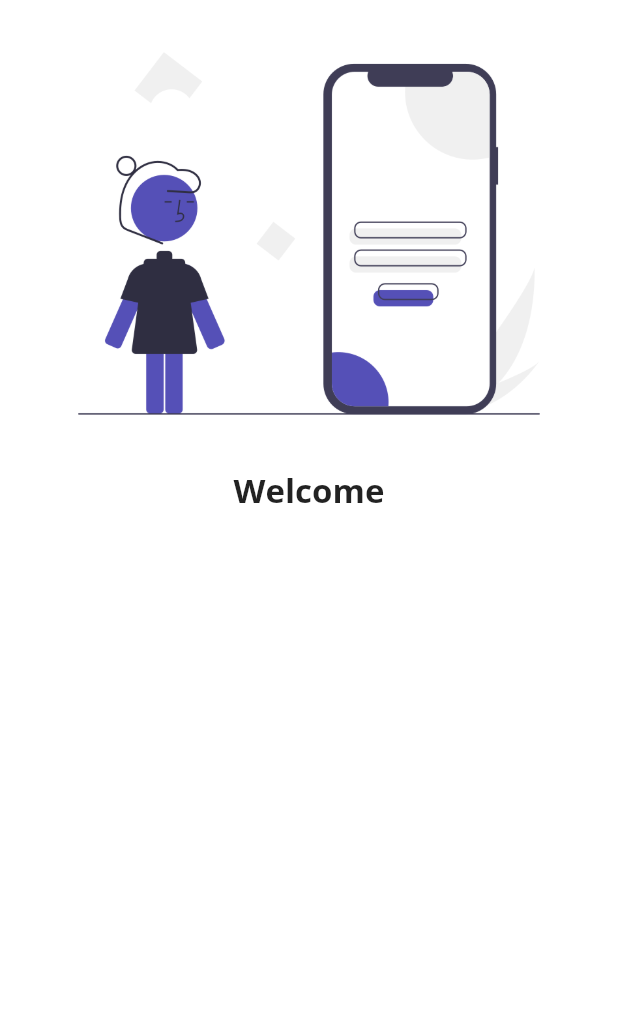
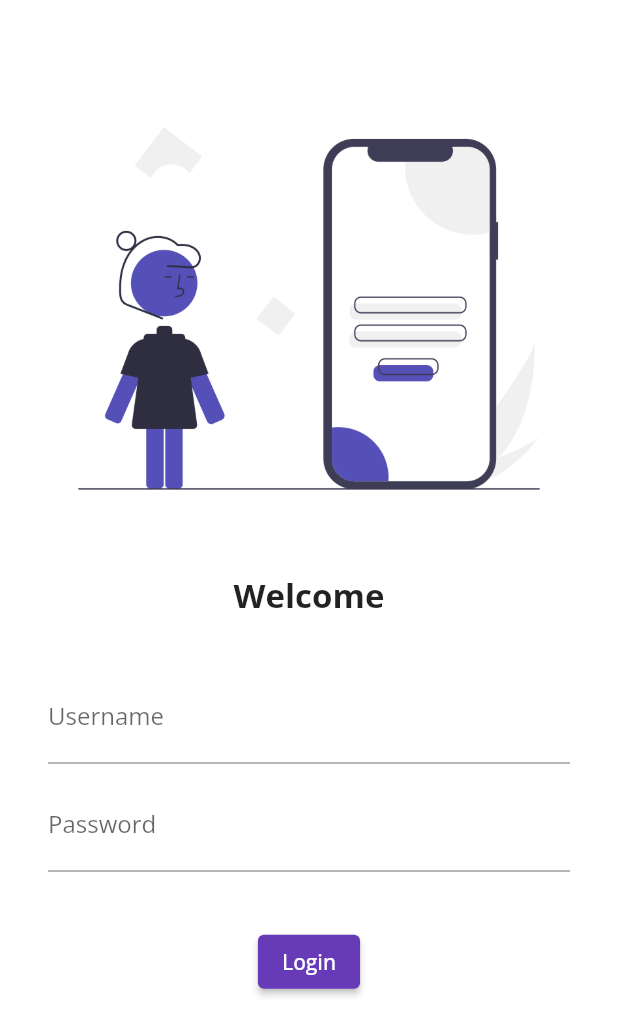
Before and after one commit to meisabikumar/flutter_product_catalog, a Flutter app: the screen it shows after launch, on a phone screen of 412 x 824 dp. Shown: the top 1036 px of the screen. Run offline on Flutter 3.47's test engine with Material 2 defaults, Android fonts, the light colour scheme and no system bars; our stand-ins replace google_fonts.

Commit message:
login UI screen

```diff
--- a/lib/pages/login/login.dart
+++ b/lib/pages/login/login.dart
@@ -10,11 +10,37 @@ class LoginPage extends StatelessWidget {
       body: SingleChildScrollView(
         child: Column(
           children: [
+            const SizedBox(height: 50),
             Image.asset("assets/images/login.png"),
-            Text(
+            const SizedBox(height: 20),
+            const Text(
               "Welcome",
               style: TextStyle(fontSize: 22, fontWeight: FontWeight.bold),
-            )
+            ),
+            const SizedBox(height: 20),
+            Padding(
+              padding: const EdgeInsets.symmetric(vertical: 16, horizontal: 32),
+              child: Column(
+                children: [
+                  TextFormField(
+                    decoration: const InputDecoration(
+                        hintText: "Enter username", labelText: "Username"),
+                  ),
+                  const SizedBox(height: 10),
+                  TextFormField(
+                    obscureText: true,
+                    decoration: const InputDecoration(
+                        hintText: "Enter Password", labelText: "Password"),
+                  )
+                ],
+              ),
+            ),
+            const SizedBox(height: 20),
+            ElevatedButton(
+                onPressed: () {
+                  print("login print");
+                },
+                child: const Text("Login"))
           ],
         ),
       ),
```
